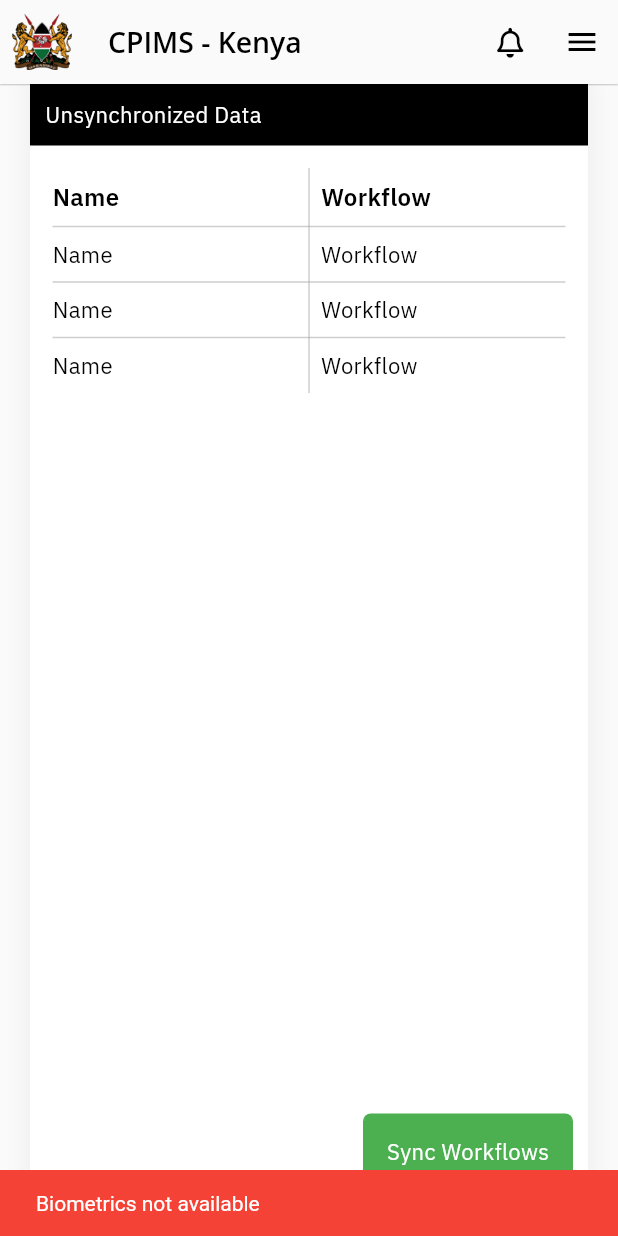
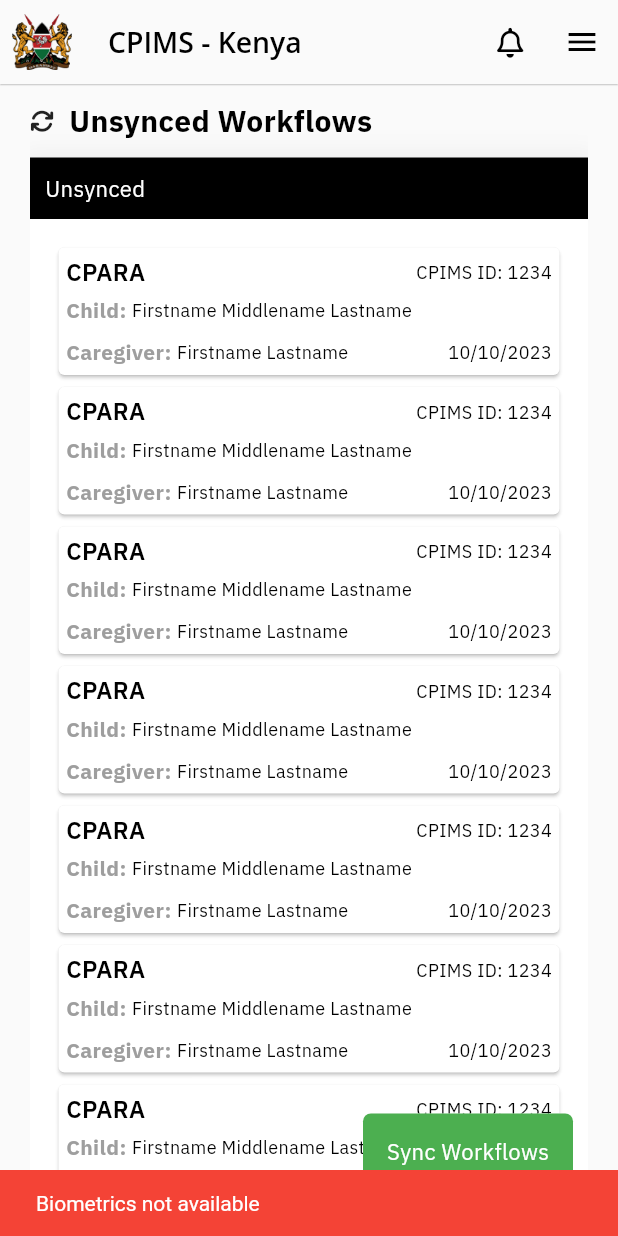
Before and after one commit to uonafya/cpims_mobile, a Flutter app: the UnsyncedWorkflowsPage screen opened directly, on a phone screen of 412 x 824 dp. Run offline on Flutter 3.47's test engine with Material 2 defaults, Android fonts, the phone set to English and light mode, and no system bars; our stand-ins replace dio, flutter_screenutil, flutter_spinkit, font_awesome_flutter, get, google_fonts and 5 more; accounts and stored records are empty; project files that could hold a hidden picture were left out.

Commit message:
implement screen

```diff
--- a/lib/screens/unsynched_workflows/unsynched_workeflows_screen.dart
+++ b/lib/screens/unsynched_workflows/unsynched_workeflows_screen.dart
@@ -3,7 +3,9 @@ import 'package:cpims_mobile/widgets/app_bar.dart';
 import 'package:cpims_mobile/widgets/custom_button.dart';
 import 'package:cpims_mobile/widgets/custom_card.dart';
 import 'package:cpims_mobile/widgets/drawer.dart';
+import 'package:cpims_mobile/widgets/footer.dart';
 import 'package:flutter/material.dart';
+import 'package:font_awesome_flutter/font_awesome_flutter.dart';
 
 
 class UnsyncedWorkflowsPage extends StatefulWidget {
@@ -15,7 +17,7 @@ class UnsyncedWorkflowsPage extends StatefulWidget {
 
 class _UnsyncedWorkflowsPageState extends State<UnsyncedWorkflowsPage> {
   final fixedLengthList =
-      List<int>.generate(3, (int index) => index * index, growable: false);
+      List<int>.generate(3, (int index) => index, growable: false);
 
   @override
   Widget build(BuildContext context) {
@@ -28,53 +30,113 @@ class _UnsyncedWorkflowsPageState extends State<UnsyncedWorkflowsPage> {
         Positioned.fill(
           child: Padding(
             padding: kSystemPadding,
-            child: CustomCard(title: "Unsynchronized Data", children: [
-              Table(
-                border: TableBorder.symmetric(
-                  inside: BorderSide(color: Colors.grey.withOpacity(0.5)),
+            child: ListView(
+              children: [
+                const SizedBox(height: 10,),
+                const Row(
+                  children: [
+                    Icon(FontAwesomeIcons.arrowsRotate, size: 16,),
+                    SizedBox(width: 10,),
+                    Text(
+                      "Unsynced Workflows",
+                        style: TextStyle(
+                            fontSize: 20,
+                            fontWeight: FontWeight.bold,
+                            color: Colors.black),
+                    ),
+                  ],
                 ),
-                children: [
-                  const TableRow(children: [
-                    Padding(
-                      padding: EdgeInsets.symmetric(vertical: 8.0),
-                      child: Text(
-                        "Name",
-                        style: TextStyle(
-                          fontWeight: FontWeight.w600,
-                          fontSize: 16,
-                        ),
+                const SizedBox(height: 10,),
+                CustomCard(title: "Unsynced", children: [
+                  ...List<int>.generate(9, (int index) => index + 1,
+                      growable: false)
+                      .map((e) =>
+                  const Card(
+                    child: Padding(
+                      padding: const EdgeInsets.all(5.0),
+                      child: Column(
+                        crossAxisAlignment: CrossAxisAlignment.start,
+                        children: [
+                          Row(
+                            mainAxisAlignment: MainAxisAlignment.spaceBetween,
+                            children: [
+                              Text(
+                                'CPARA',
+                                style: const TextStyle(
+                                    fontSize: 16, fontWeight: FontWeight.w600),
+                              ),
+                              const SizedBox(
+                                height: 4,
+                              ),
+                              Row(
+                                children: [
+                                  const Text(
+                                    'CPIMS ID: ',
+                                    style: TextStyle(fontSize: 12),
+                                  ),
+                                  Text(
+                                    '1234',
+                                    style: const TextStyle(fontSize: 12),
+                                  ),
+                                ],
+                              ),
+                            ],
+                          ),
+                          const SizedBox(
+                            height: 4,
+                          ),
+                          Row(
+                            children: [
+                              const Text(
+                                'Child: ',
+                                style: TextStyle(
+                                    fontSize: 14,
+                                    fontWeight: FontWeight.bold,
+                                    color: Colors.grey),
+                              ),
+                              Text(
+                                'Firstname Middlename Lastname',
+                                style: const TextStyle(fontSize: 12),
+                              ),
+                            ],
+                          ),
+                          const SizedBox(
+                            height: 8,
+                          ),
+                          Row(
+                            children: [
+                              const Text(
+                                'Caregiver: ',
+                                style: TextStyle(
+                                    fontSize: 14,
+                                    fontWeight: FontWeight.bold,
+                                    color: Colors.grey),
+                              ),
+                              Text(
+                                'Firstname Lastname',
+                                style: const TextStyle(fontSize: 12),
+                              ),
+                              Spacer(),
+                              Text(
+                                '10/10/2023',
+                                style: const TextStyle(fontSize: 12),
+                              ),
+
+                            ],
+                          ),
+                        ],
                       ),
                     ),
-                    Padding(
-                      padding: EdgeInsets.all(8.0),
-                      child: Text(
-                        "Workflow",
-                        style: TextStyle(
-                          fontWeight: FontWeight.w600,
-                          fontSize: 16,
-                        ),
-                      ),
-                    ),
-                  ]),
-                  ...fixedLengthList
-                      .map((e) => const TableRow(children: [
-                            Padding(
-                              padding: EdgeInsets.symmetric(vertical: 8.0),
-                              child: Text(
-                                "Name",
-                              ),
-                            ),
-                            Padding(
-                              padding: EdgeInsets.all(8.0),
-                              child: Text(
-                                "Workflow",
-                              ),
-                            ),
-                          ]))
+                  ))
                       .toList(),
-                ],
-              )
-            ]),
+                ]
+                ),
+                const Footer(),
+                const SizedBox(
+                  height: 90,
+                ),
+              ],
+            ),
           ),
         ),
         Positioned(
```
